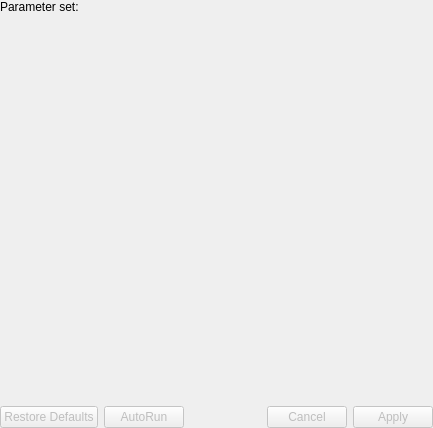
This is Base/QTCLI/Resources/UI/qSlicerCLIModuleWidget.ui in Slicer/SlicerGitSVNArchive as Qt 5 draws it before an edit. The edited form follows.
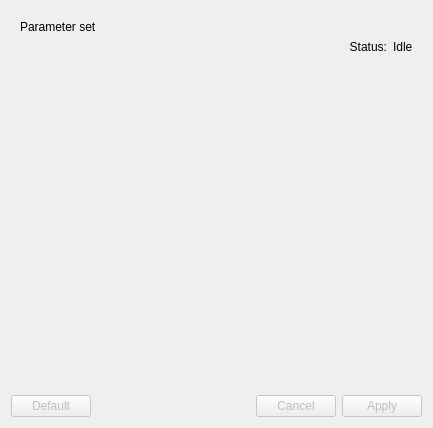
This is the edited form. Custom widgets are drawn as their Qt base class.

Commit message:
STYLE: Rename qSlicerCLIModule.ui to qSlicerCLIModuleWidget.ui
- It is used by qSlicerCLIModuleWidget_p.h

```diff
--- a/Base/QTCLI/Resources/UI/qSlicerCLIModuleWidget.ui
+++ b/Base/QTCLI/Resources/UI/qSlicerCLIModuleWidget.ui
@@ -11,12 +11,9 @@
    </rect>
   </property>
   <property name="windowTitle">
-   <string>Module</string>
+   <string>Form</string>
   </property>
   <layout class="QVBoxLayout" name="verticalLayout_3">
-   <property name="margin">
-    <number>0</number>
-   </property>
    <item>
     <widget class="QScrollArea" name="scrollArea">
      <property name="frameShape">
@@ -33,8 +30,8 @@
        <rect>
         <x>0</x>
         <y>0</y>
-        <width>433</width>
-        <height>397</height>
+        <width>415</width>
+        <height>376</height>
        </rect>
       </property>
       <layout class="QVBoxLayout" name="verticalLayout">
@@ -47,12 +44,16 @@
           <string>Module Title</string>
          </property>
          <layout class="QVBoxLayout" name="VerticalLayout">
-          <property name="margin">
-           <number>0</number>
-          </property>
           <item>
-           <layout class="QGridLayout" name="gridLayout" columnstretch="0,0">
-            <item row="0" column="1">
+           <layout class="QHBoxLayout" name="horizontalLayout_2">
+            <item>
+             <widget class="QLabel" name="label">
+              <property name="text">
+               <string>Parameter set</string>
+              </property>
+             </widget>
+            </item>
+            <item>
              <widget class="qMRMLNodeComboBox" name="MRMLCommandLineModuleNodeSelector" native="true">
               <property name="nodeTypes" stdset="0">
                <stringlist>
@@ -64,10 +65,30 @@
               </property>
              </widget>
             </item>
-            <item row="0" column="0">
-             <widget class="QLabel" name="ParameterSetLabel">
+           </layout>
+          </item>
+          <item>
+           <layout class="QHBoxLayout" name="horizontalLayout">
+            <item>
+             <widget class="QLabel" name="label_2">
+              <property name="sizePolicy">
+               <sizepolicy hsizetype="Expanding" vsizetype="Preferred">
+                <horstretch>0</horstretch>
+                <verstretch>0</verstretch>
+               </sizepolicy>
+              </property>
               <property name="text">
-               <string>Parameter set:</string>
+               <string>Status:</string>
+              </property>
+              <property name="alignment">
+               <set>Qt::AlignRight|Qt::AlignTrailing|Qt::AlignVCenter</set>
+              </property>
+             </widget>
+            </item>
+            <item>
+             <widget class="QLabel" name="StatusLabel">
+              <property name="text">
+               <string>Idle</string>
               </property>
              </widget>
             </item>
@@ -90,9 +111,6 @@
      </widget>
     </widget>
    </item>
-   <item>
-    <widget class="qSlicerCLIProgressBar" name="CLIProgressBar" native="true"/>
-   </item>
    <item>
     <layout class="QHBoxLayout" name="ButtonLayout">
      <item>
@@ -104,20 +122,7 @@
         <string>Reset parameters to default.</string>
        </property>
        <property name="text">
-        <string>Restore Defaults</string>
-       </property>
-      </widget>
-     </item>
-     <item>
-      <widget class="ctkMenuButton" name="AutoRunPushButton">
-       <property name="enabled">
-        <bool>false</bool>
-       </property>
-       <property name="text">
-        <string>AutoRun</string>
-       </property>
-       <property name="checkable">
-        <bool>true</bool>
+        <string>Default</string>
        </property>
       </widget>
      </item>
@@ -165,6 +170,12 @@
   </layout>
  </widget>
  <customwidgets>
+  <customwidget>
+   <class>qSlicerWidget</class>
+   <extends>QWidget</extends>
+   <header>qSlicerWidget.h</header>
+   <container>1</container>
+  </customwidget>
   <customwidget>
    <class>ctkCollapsibleButton</class>
    <extends>QWidget</extends>
@@ -176,23 +187,6 @@
    <extends>QWidget</extends>
    <header>qMRMLNodeComboBox.h</header>
   </customwidget>
-  <customwidget>
-   <class>qSlicerWidget</class>
-   <extends>QWidget</extends>
-   <header>qSlicerWidget.h</header>
-   <container>1</container>
-  </customwidget>
-  <customwidget>
-   <class>ctkMenuButton</class>
-   <extends>QPushButton</extends>
-   <header>ctkMenuButton.h</header>
-  </customwidget>
-  <customwidget>
-   <class>qSlicerCLIProgressBar</class>
-   <extends>QWidget</extends>
-   <header>qSlicerCLIProgressBar.h</header>
-   <container>1</container>
-  </customwidget>
  </customwidgets>
  <resources/>
  <connections>
```
The commit also changes 3 other files.
